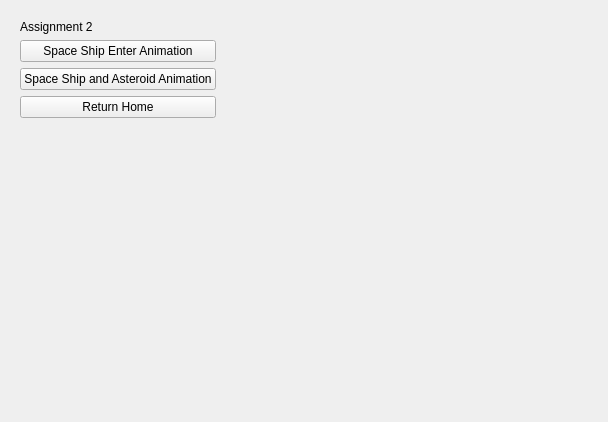
Old version of the form resources/widget/Assignment2Widget/Widget.ui in the repository doc2122/space2014.
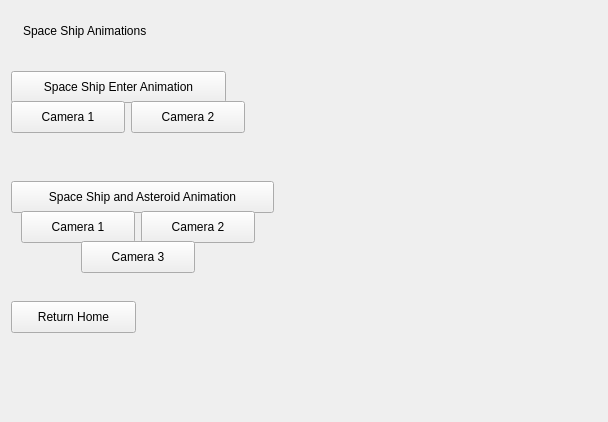
New version of the form.

Commit message: added SpaceShip.ma file

What changed in the file:
```diff
--- a/resources/widget/Assignment2Widget/Widget.ui
+++ b/resources/widget/Assignment2Widget/Widget.ui
@@ -16,63 +16,124 @@
   <layout class="QHBoxLayout" name="horizontalLayout">
    <item>
     <widget class="QWidget" name="controlsBox" native="true">
-     <layout class="QVBoxLayout" name="verticalLayout">
-      <item>
        <widget class="QLabel" name="label">
+      <property name="geometry">
+       <rect>
+        <x>12</x>
+        <y>12</y>
+        <width>143</width>
+        <height>16</height>
+       </rect>
+      </property>
         <property name="text">
-         <string>Assignment 2</string>
-        </property>
-       </widget>
-      </item>
-      <item>
+       <string>Space Ship Animations</string>
+      </property>
+     </widget>
+     <widget class="QPushButton" name="homeBtn">
+      <property name="geometry">
+       <rect>
+        <x>0</x>
+        <y>290</y>
+        <width>125</width>
+        <height>32</height>
+       </rect>
+      </property>
+      <property name="text">
+       <string>Return Home</string>
+      </property>
+     </widget>
        <widget class="QPushButton" name="SpaceShipEnterButton">
+      <property name="geometry">
+       <rect>
+        <x>0</x>
+        <y>60</y>
+        <width>215</width>
+        <height>32</height>
+       </rect>
+      </property>
         <property name="text">
          <string>Space Ship Enter Animation</string>
         </property>
        </widget>
-      </item>
-      <item>
        <widget class="QPushButton" name="SpaceShipAndAsteroid">
+      <property name="geometry">
+       <rect>
+        <x>0</x>
+        <y>170</y>
+        <width>263</width>
+        <height>32</height>
+       </rect>
+      </property>
         <property name="text">
          <string>Space Ship and Asteroid Animation</string>
         </property>
        </widget>
-      </item>
-      <item>
-       <widget class="QPushButton" name="homeBtn">
+     <widget class="QPushButton" name="Camera2a">
+      <property name="geometry">
+       <rect>
+        <x>120</x>
+        <y>90</y>
+        <width>114</width>
+        <height>32</height>
+       </rect>
+      </property>
         <property name="text">
-         <string>Return Home</string>
-        </property>
-       </widget>
-      </item>
-      <item>
-       <spacer name="verticalSpacer">
-        <property name="orientation">
-         <enum>Qt::Vertical</enum>
-        </property>
-        <property name="sizeHint" stdset="0">
-         <size>
-          <width>20</width>
-          <height>40</height>
-         </size>
-        </property>
-       </spacer>
-      </item>
-     </layout>
-    </widget>
-   </item>
-   <item>
-    <spacer name="horizontalSpacer">
-     <property name="orientation">
-      <enum>Qt::Horizontal</enum>
-     </property>
-     <property name="sizeHint" stdset="0">
-      <size>
-       <width>439</width>
-       <height>20</height>
-      </size>
-     </property>
-    </spacer>
+       <string>Camera 2</string>
+      </property>
+     </widget>
+     <widget class="QPushButton" name="Camera1a">
+      <property name="geometry">
+       <rect>
+        <x>0</x>
+        <y>90</y>
+        <width>114</width>
+        <height>32</height>
+       </rect>
+      </property>
+      <property name="text">
+       <string>Camera 1</string>
+      </property>
+     </widget>
+     <widget class="QPushButton" name="Camera1b">
+      <property name="geometry">
+       <rect>
+        <x>10</x>
+        <y>200</y>
+        <width>114</width>
+        <height>32</height>
+       </rect>
+      </property>
+      <property name="text">
+       <string>Camera 1</string>
+      </property>
+     </widget>
+     <widget class="QPushButton" name="Camera2b">
+      <property name="geometry">
+       <rect>
+        <x>130</x>
+        <y>200</y>
+        <width>114</width>
+        <height>32</height>
+       </rect>
+      </property>
+      <property name="text">
+       <string>Camera 2</string>
+      </property>
+     </widget>
+     <widget class="QPushButton" name="Camera3b">
+      <property name="geometry">
+       <rect>
+        <x>70</x>
+        <y>230</y>
+        <width>114</width>
+        <height>32</height>
+       </rect>
+      </property>
+      <property name="text">
+       <string>Camera 3</string>
+      </property>
+     </widget>
+    </widget>
    </item>
   </layout>
  </widget>
```
Lines whose indentation alone changed are shown as unchanged. The commit also changes 1 other file.
